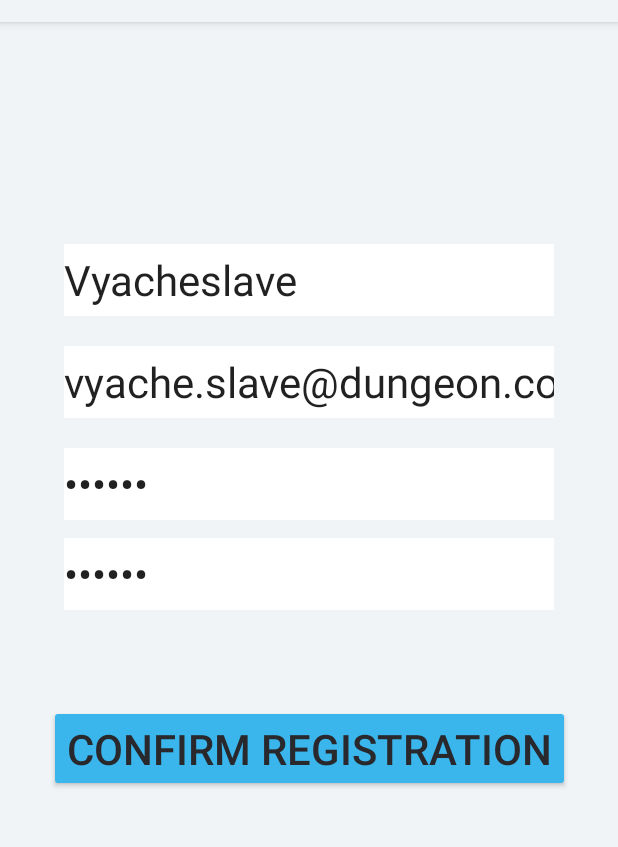
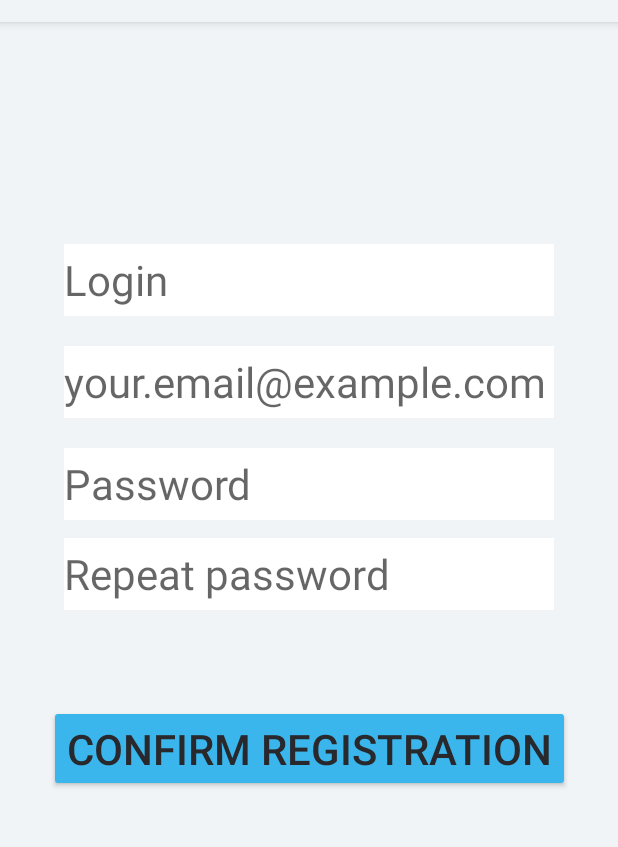
Before and after one commit to AndreyMAI-github/HMA_2021, an Android app: the RegisterActivity screen opened directly, with no data from a screen before it, on a phone screen of 412 x 824 dp, the part 62-909 px from its top. Run offline under Robolectric (Android 15) with nearby library versions, the phone set to English and light mode, and no system bars.

Commit message:
Update activity_register.xml

```diff
--- a/app/android/app/src/main/res/layout/activity_register.xml
+++ b/app/android/app/src/main/res/layout/activity_register.xml
@@ -15,7 +15,6 @@
         android:hint="@string/email_hint"
         android:inputType="textEmailAddress"
         android:minHeight="48dp"
-        android:text="vyache.slave@dungeon.com"
         app:layout_constraintBottom_toBottomOf="parent"
         app:layout_constraintEnd_toEndOf="parent"
         app:layout_constraintStart_toStartOf="parent"
@@ -32,7 +31,6 @@
         android:hint="@string/login_hint"
         android:inputType="textPersonName"
         android:minHeight="48dp"
-        android:text="Vyacheslave"
         app:layout_constraintBottom_toTopOf="@+id/editTextEmailReg"
         app:layout_constraintEnd_toEndOf="@+id/editTextEmailReg"
         app:layout_constraintHorizontal_bias="0.0"
@@ -48,7 +46,6 @@
         android:hint="@string/password_hint"
         android:inputType="textPassword"
         android:minHeight="48dp"
-        android:text="zxczxc"
         app:layout_constraintEnd_toEndOf="@+id/editTextEmailReg"
         app:layout_constraintHorizontal_bias="0.0"
         app:layout_constraintStart_toStartOf="@+id/editTextEmailReg"
@@ -64,7 +61,6 @@
         android:hint="@string/password_repeat_hint"
         android:inputType="textPassword"
         android:minHeight="48dp"
-        android:text="zxczxc"
         app:layout_constraintEnd_toEndOf="@+id/editTextPassReg"
         app:layout_constraintHorizontal_bias="0.0"
         app:layout_constraintStart_toStartOf="@+id/editTextPassReg"
```
